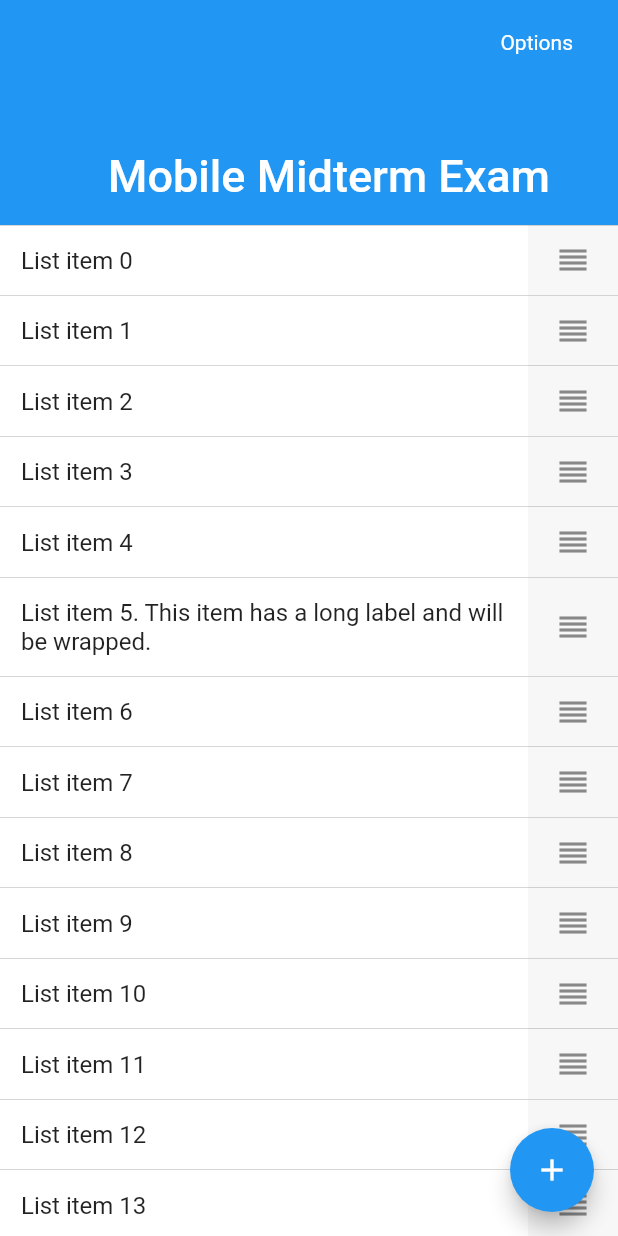
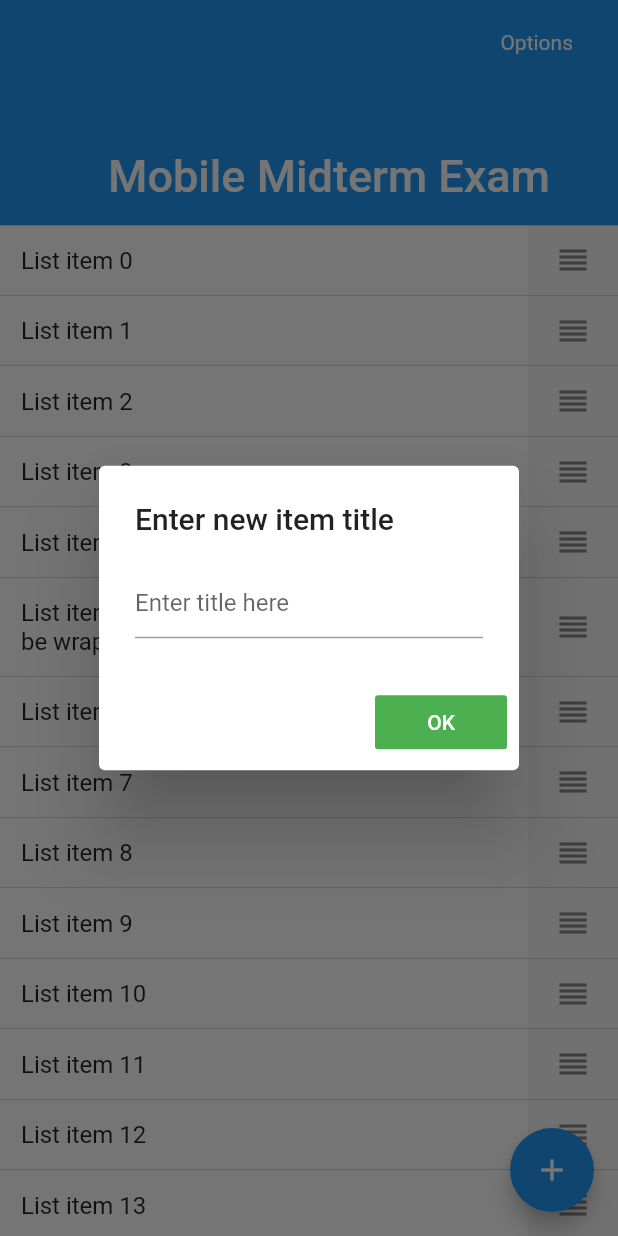
Before and after one commit to mingmaomak/Mobile-Midterm-Exam, a Flutter app: the screen it shows after launch, after a tap on the "add" icon, on a phone screen of 412 x 824 dp. Run offline on Flutter 3.47's test engine with Material 2 defaults, Android fonts, the phone set to English and light mode, and no system bars.

Commit message:
Add button now have pop-up

```diff
--- a/example/lib/main.dart
+++ b/example/lib/main.dart
@@ -147,15 +147,50 @@ class _MyHomePageState extends State<MyHomePage> {
           ],
         ),
       ),
+
       floatingActionButton: FloatingActionButton(
         child: Icon(Icons.add),
         onPressed: () {
+
+          showDialog(
+              context: context,
+              builder: (context) {
+                return AlertDialog(
+                  title: Text('Enter new item title'),
+                  content: TextField(
+                    onChanged: (value) {
+                      // setState(() {
+                      //   valueText = value;
+                      // });
+                    },
+                    //controller: _textFieldController,
+                    decoration: InputDecoration(hintText: "Enter title here"),
+                  ),
+                  actions: <Widget>[
+                    FlatButton(
+                      color: Colors.green,
+                      textColor: Colors.white,
+                      child: Text('OK'),
+                      onPressed: () {
+                        Navigator.pop(context);
+                        // setState(() {
+                        //   codeDialog = valueText;
+                        //
+                        // });
+                      },
+                    ),
+
+                  ],
+                );
+              });
+
           // showDialog(
           //   context: context,
           //   builder: (BuildContext context) => _displayTextInputDialog(context),
           //);
         },
       ),
+
     );
   }
 }
```
